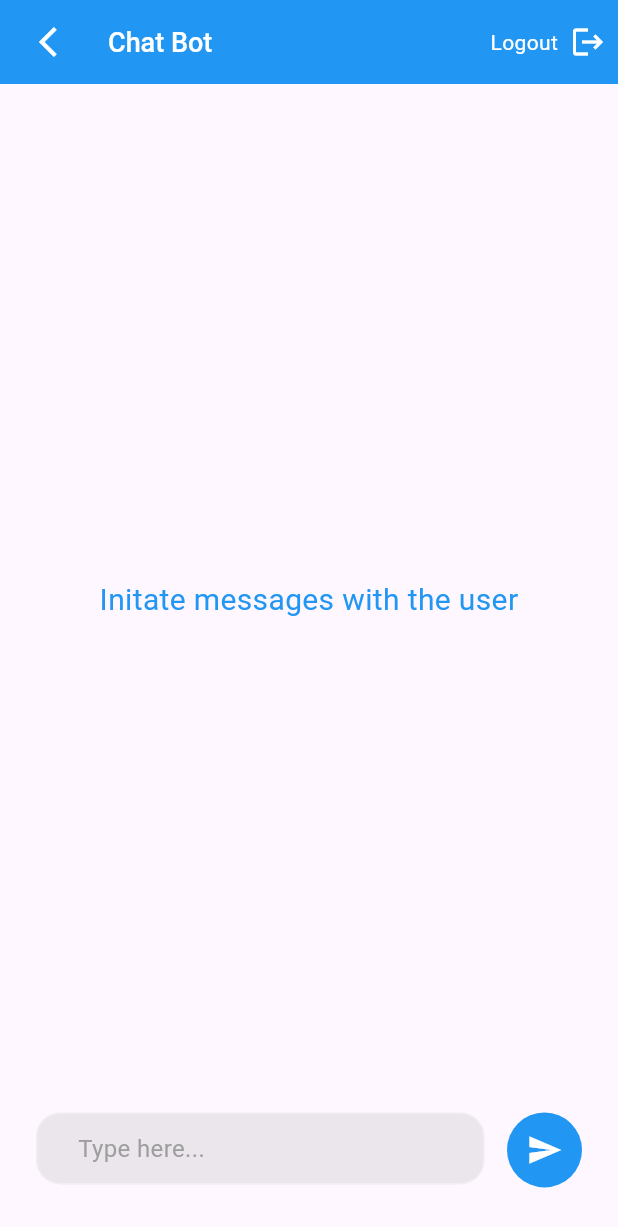
After one commit to KashifUmar123/bloc_chat_app, a Flutter app: the ChatScreen screen opened directly, on a phone screen of 412 x 824 dp. The commit adds this screen. Shown: the top 1227 px of the screen. Run offline on Flutter 3.47's test engine with Material 3 defaults, Android fonts, the phone set to English and light mode, and no system bars; our stand-ins replace flutter_bloc; network calls fail.

Commit message:
chat screen added

```diff
--- /dev/null
+++ b/lib/core/models/message_model.dart
@@ -0,0 +1,92 @@
+// ignore_for_file: public_member_api_docs, sort_constructors_first
+import 'dart:convert';
+
+class Message {
+  String? messageId;
+  final String message;
+  final String senderId;
+  final String receiverId;
+  final DateTime timestamp;
+  final bool isRead;
+
+  Message({
+    this.messageId,
+    required this.message,
+    required this.senderId,
+    required this.receiverId,
+    required this.timestamp,
+    required this.isRead,
+  });
+
+  Message copyWith({
+    String? messageId,
+    String? message,
+    String? senderId,
+    String? receiverId,
+    DateTime? timestamp,
+    bool? isRead,
+  }) {
+    return Message(
+      messageId: messageId ?? this.messageId,
+      message: message ?? this.message,
+      senderId: senderId ?? this.senderId,
+      receiverId: receiverId ?? this.receiverId,
+      timestamp: timestamp ?? this.timestamp,
+      isRead: isRead ?? this.isRead,
+    );
+  }
+
+  Map<String, dynamic> toMap() {
+    return <String, dynamic>{
+      'messageId': messageId,
+      'message': message,
+      'senderId': senderId,
+      'receiverId': receiverId,
+      'timestamp': timestamp.millisecondsSinceEpoch,
+      'isRead': isRead,
+    };
+  }
+
+  factory Message.fromMap(Map<String, dynamic> map) {
+    return Message(
+      messageId: map['messageId'] != null ? map['messageId'] as String : null,
+      message: map['message'] as String,
+      senderId: map['senderId'] as String,
+      receiverId: map['receiverId'] as String,
+      timestamp: DateTime.fromMillisecondsSinceEpoch(map['timestamp'] as int),
+      isRead: map['isRead'] as bool,
+    );
+  }
+
+  String toJson() => json.encode(toMap());
+
+  factory Message.fromJson(String source) =>
+      Message.fromMap(json.decode(source) as Map<String, dynamic>);
+
+  @override
+  String toString() {
+    return 'Message(messageId: $messageId, message: $message, senderId: $senderId, receiverId: $receiverId, timestamp: $timestamp, isRead: $isRead)';
+  }
+
+  @override
+  bool operator ==(covariant Message other) {
+    if (identical(this, other)) return true;
+
+    return other.messageId == messageId &&
+        other.message == message &&
+        other.senderId == senderId &&
+        other.receiverId == receiverId &&
+        other.timestamp == timestamp &&
+        other.isRead == isRead;
+  }
+
+  @override
+  int get hashCode {
+    return messageId.hashCode ^
+        message.hashCode ^
+        senderId.hashCode ^
+        receiverId.hashCode ^
+        timestamp.hashCode ^
+        isRead.hashCode;
+  }
+}
--- a/lib/core/widgets/custom_scaffold.dart
+++ b/lib/core/widgets/custom_scaffold.dart
@@ -13,6 +13,7 @@ class CustomScaffold extends StatelessWidget {
     this.systemNavigationBarColor,
     this.padding,
     this.floatingActionButton,
+    this.appBar,
   });
   final Widget child;
   final Widget? navigationBar;
@@ -21,6 +22,7 @@ class CustomScaffold extends StatelessWidget {
   final Color? systemNavigationBarColor;
   final EdgeInsetsGeometry? padding;
   final Widget? floatingActionButton;
+  final AppBar? appBar;
 
   @override
   Widget build(BuildContext context) {
@@ -31,6 +33,7 @@ class CustomScaffold extends StatelessWidget {
         systemStatusBarContrastEnforced: true,
       ),
       child: Scaffold(
+        appBar: appBar,
         drawer: drawer,
         body: Container(
           padding: padding,
--- /dev/null
+++ b/lib/features/chat/chat_screen.dart
@@ -0,0 +1,111 @@
+import 'package:bloc_chat_app/core/constans/app_colors.dart';
+import 'package:bloc_chat_app/core/extensions/size_extension.dart';
+import 'package:bloc_chat_app/core/widgets/custom_scaffold.dart';
+import 'package:bloc_chat_app/core/widgets/custom_textfield.dart';
+import 'package:bloc_chat_app/features/chat/widgets/chat_widget.dart';
+import 'package:flutter/material.dart';
+
+class ChatScreen extends StatelessWidget {
+  const ChatScreen({super.key});
+
+  @override
+  Widget build(BuildContext context) {
+    return CustomScaffold(
+      appBar: AppBar(
+        backgroundColor: blueColor,
+        title: const Text(
+          "Chat Bot",
+          style: TextStyle(
+            color: whiteColor,
+            fontSize: 18,
+            fontWeight: FontWeight.w500,
+          ),
+        ),
+        leading: const Padding(
+          padding: EdgeInsets.only(left: 20),
+          child: Icon(
+            Icons.arrow_back_ios,
+            color: whiteColor,
+          ),
+        ),
+        actions: [
+          GestureDetector(
+            onTap: () {},
+            child: const Row(
+              mainAxisSize: MainAxisSize.min,
+              children: [
+                Text(
+                  "Logout",
+                  style: TextStyle(
+                    fontSize: 14,
+                    fontWeight: FontWeight.w400,
+                    color: whiteColor,
+                  ),
+                ),
+                SizedBox(width: 8),
+                Icon(
+                  Icons.logout,
+                  color: whiteColor,
+                ),
+                SizedBox(width: 8),
+              ],
+            ),
+          ),
+        ],
+      ),
+      child: Column(
+        children: [
+          BuildChatWidget(
+            messages: const [],
+            scrollController: ScrollController(),
+          ),
+          _buildTextFieldArea(context),
+        ],
+      ),
+    );
+  }
+
+  Widget _buildTextFieldArea(BuildContext context) {
+    return Container(
+      height: context.height * 0.1,
+      width: double.infinity,
+      margin: const EdgeInsets.only(left: 24, right: 24, top: 10),
+      child: Row(
+        crossAxisAlignment: CrossAxisAlignment.start,
+        mainAxisAlignment: MainAxisAlignment.spaceBetween,
+        children: [
+          Expanded(
+            child: CustomTextfield(
+              controller: TextEditingController(),
+              hinText: "Type here...",
+            ),
+          ),
+          const SizedBox(
+            width: 15,
+          ),
+          _buildSendWidget()
+        ],
+      ),
+    );
+  }
+
+  Widget _buildSendWidget() {
+    return GestureDetector(
+      onTap: () {},
+      child: Container(
+        height: 50,
+        width: 50,
+        decoration: const BoxDecoration(
+          shape: BoxShape.circle,
+          color: blueColor,
+        ),
+        child: const Center(
+          child: Icon(
+            Icons.send,
+            color: whiteColor,
+          ),
+        ),
+      ),
+    );
+  }
+}
--- /dev/null
+++ b/lib/features/chat/widgets/chat_widget.dart
@@ -0,0 +1,82 @@
+import 'package:bloc_chat_app/core/constans/app_colors.dart';
+import 'package:bloc_chat_app/core/extensions/num_extension.dart';
+import 'package:bloc_chat_app/core/extensions/size_extension.dart';
+import 'package:bloc_chat_app/core/models/message_model.dart';
+import 'package:flutter/material.dart';
+
+class BuildChatWidget extends StatelessWidget {
+  const BuildChatWidget(
+      {super.key, required this.messages, required this.scrollController});
+  final ScrollController scrollController;
+  final List<Message> messages;
+
+  @override
+  Widget build(BuildContext context) {
+    return Expanded(
+      child: ListView(
+        controller: scrollController,
+        padding: const EdgeInsets.symmetric(horizontal: 24),
+        physics: const BouncingScrollPhysics(
+          parent: AlwaysScrollableScrollPhysics(),
+        ),
+        children: [
+          if (messages.isEmpty)
+            Padding(
+              padding: EdgeInsets.only(top: context.height * .4),
+              child: const Text(
+                "Initate messages with the user",
+                style: TextStyle(
+                  color: blueColor,
+                  fontSize: 20,
+                  fontWeight: FontWeight.w400,
+                ),
+                textAlign: TextAlign.center,
+              ),
+            ),
+          10.heightSpace,
+          ...messages
+              .map((e) => _buildMessage(
+                    context,
+                    isBotMessage: "123" == e.senderId,
+                    message: e.message,
+                    timeStamp: e.timestamp,
+                    messageModel: e,
+                  ))
+              .toList(),
+        ],
+      ),
+    );
+  }
+
+  Widget _buildMessage(
+    BuildContext context, {
+    required bool isBotMessage,
+    required String message,
+    required DateTime timeStamp,
+    required Message messageModel,
+  }) {
+    return Align(
+      alignment: isBotMessage ? Alignment.topLeft : Alignment.topRight,
+      child: Container(
+        constraints: BoxConstraints(
+          minWidth: context.width * .2,
+          maxWidth: context.width * .7,
+        ),
+        decoration: BoxDecoration(
+          color: isBotMessage ? greyColor.withOpacity(.2) : blueColor,
+          borderRadius: BorderRadius.circular(15),
+        ),
+        margin: const EdgeInsets.only(bottom: 10),
+        padding: const EdgeInsets.symmetric(horizontal: 10, vertical: 5),
+        child: Text(
+          messageModel.message,
+          style: TextStyle(
+            color: isBotMessage ? blackColor : whiteColor,
+            fontSize: 14,
+            fontWeight: FontWeight.w400,
+          ),
+        ),
+      ),
+    );
+  }
+}
```
